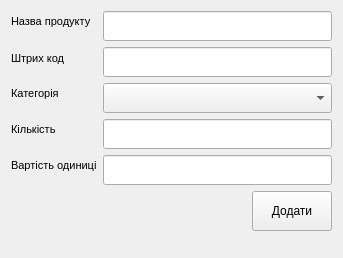
Bodiok007/Accounting, file src/app/mainapp/addproductform.ui: the form before one commit.
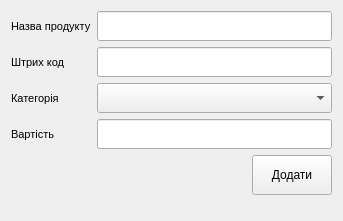
The form after the commit.

What changed in the file:
```diff
--- a/src/app/mainapp/addproductform.ui
+++ b/src/app/mainapp/addproductform.ui
@@ -7,7 +7,7 @@
     <x>0</x>
     <y>0</y>
     <width>343</width>
-    <height>258</height>
+    <height>221</height>
    </rect>
   </property>
   <property name="windowTitle">
@@ -15,7 +15,7 @@
   </property>
   <layout class="QVBoxLayout" name="verticalLayout">
    <item>
-    <layout class="QFormLayout" name="formLayout">
+    <layout class="QGridLayout" name="gridLayout">
      <item row="0" column="0">
       <widget class="QLabel" name="label">
        <property name="maximumSize">
@@ -95,34 +95,6 @@
       </widget>
      </item>
      <item row="3" column="0">
-      <widget class="QLabel" name="label_2">
-       <property name="maximumSize">
-        <size>
-         <width>16555</width>
-         <height>20</height>
-        </size>
-       </property>
-       <property name="font">
-        <font>
-         <pointsize>8</pointsize>
-        </font>
-       </property>
-       <property name="text">
-        <string>Кількість</string>
-       </property>
-      </widget>
-     </item>
-     <item row="3" column="1">
-      <widget class="QLineEdit" name="lineCount">
-       <property name="minimumSize">
-        <size>
-         <width>0</width>
-         <height>30</height>
-        </size>
-       </property>
-      </widget>
-     </item>
-     <item row="4" column="0">
       <widget class="QLabel" name="label_4">
        <property name="maximumSize">
         <size>
@@ -136,11 +108,11 @@
         </font>
        </property>
        <property name="text">
-        <string>Вартість одиниці</string>
+        <string>Вартість</string>
        </property>
       </widget>
      </item>
-     <item row="4" column="1">
+     <item row="3" column="1">
       <widget class="QLineEdit" name="lineCost">
        <property name="minimumSize">
         <size>
```
